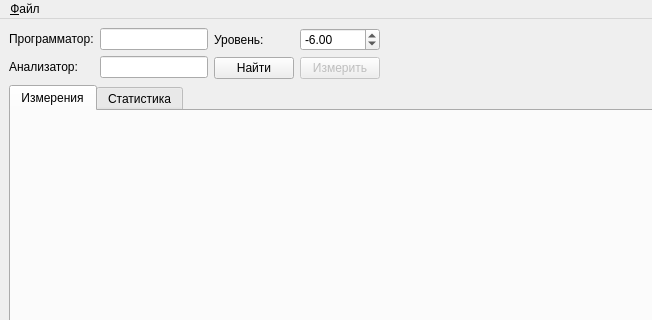
Old version of the form mw_measure.ui in the repository igrekus/lpf_measure; both pictures show x 0 to 652 and y 0 to 320 of the 1073 by 607 pixel window.
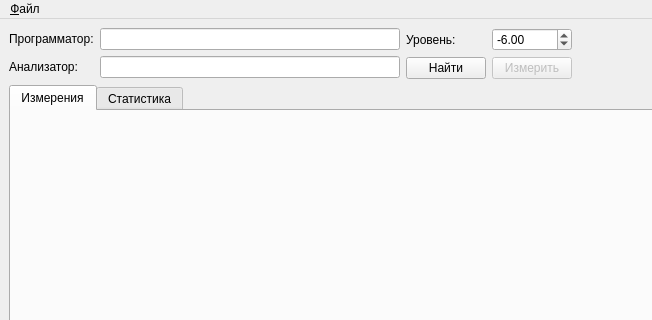
New version of the form.

```diff
--- a/mw_measure.ui
+++ b/mw_measure.ui
@@ -36,7 +36,7 @@
           </property>
           <property name="maximumSize">
            <size>
-            <width>300</width>
+            <width>500</width>
             <height>16777215</height>
            </size>
           </property>
@@ -60,9 +60,15 @@
             <verstretch>0</verstretch>
            </sizepolicy>
           </property>
+          <property name="minimumSize">
+           <size>
+            <width>300</width>
+            <height>0</height>
+           </size>
+          </property>
           <property name="maximumSize">
            <size>
-            <width>300</width>
+            <width>500</width>
             <height>16777215</height>
            </size>
           </property>
```
